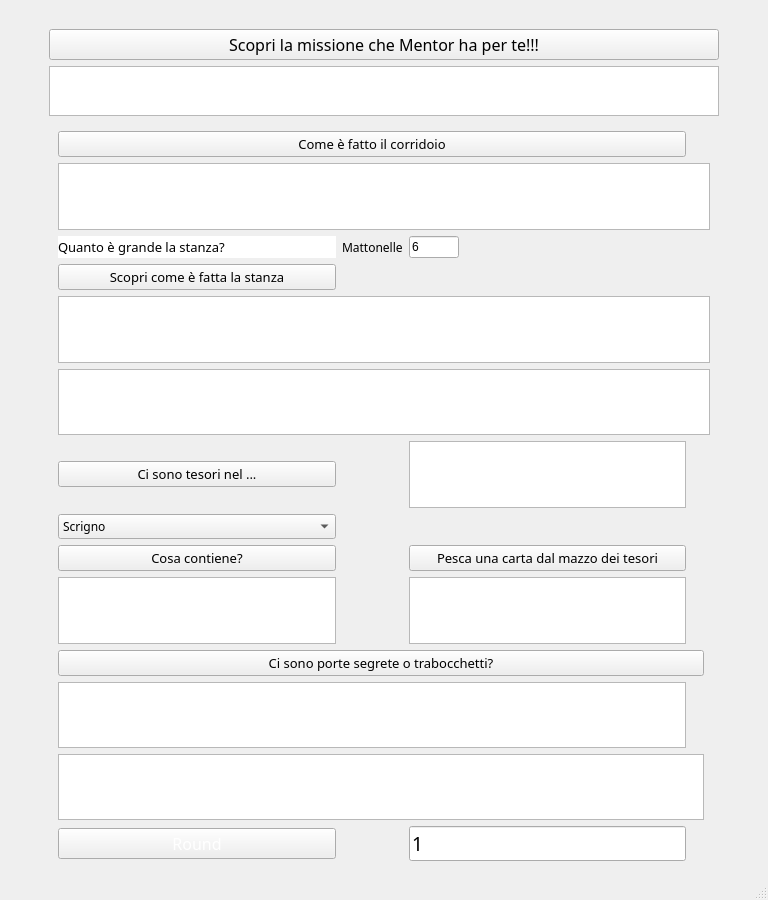
Above: heroquest_legends.ui from pyarchinit/heroquest_legends before the change. Below: the same form after it.
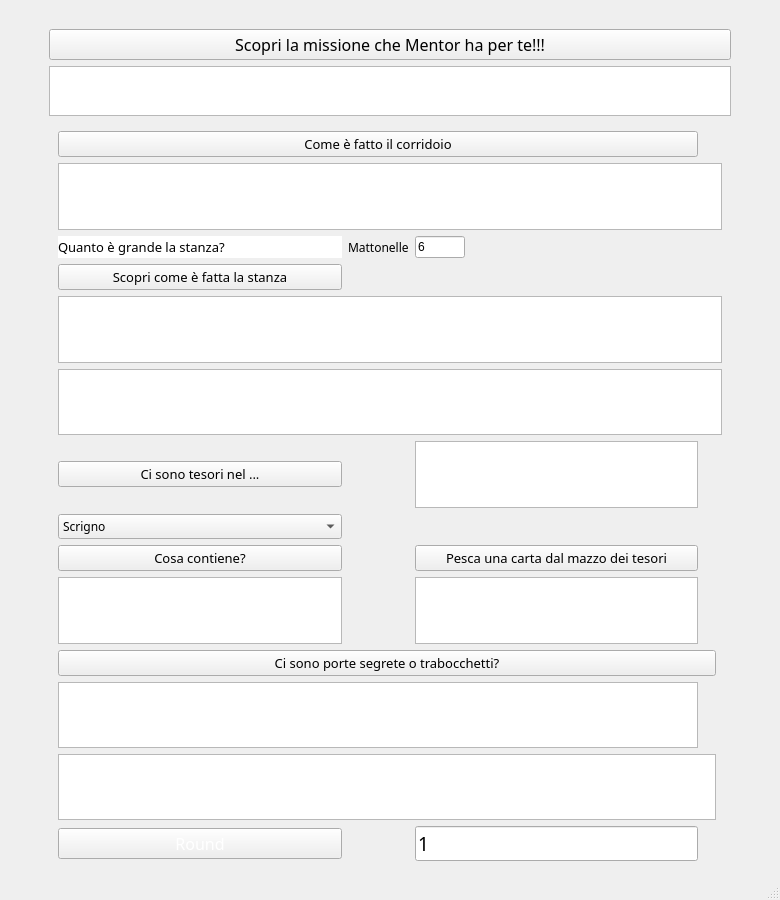
That is the form after the change. Icons and pictures are not drawn.

```diff
--- a/heroquest_legends.ui
+++ b/heroquest_legends.ui
@@ -6,7 +6,7 @@
    <rect>
     <x>0</x>
     <y>0</y>
-    <width>768</width>
+    <width>780</width>
     <height>900</height>
    </rect>
   </property>
@@ -80,7 +80,7 @@
      </widget>
     </item>
     <item row="3" column="1">
-     <widget class="QWidget" name="" native="true">
+     <widget class="QWidget" name="widget" native="true">
       <layout class="QGridLayout" name="gridLayout">
        <item row="28" column="3">
         <widget class="QLineEdit" name="lineEdit_round">
```
Left out of the diff: 4 changed lines with no effect on the pictures.
